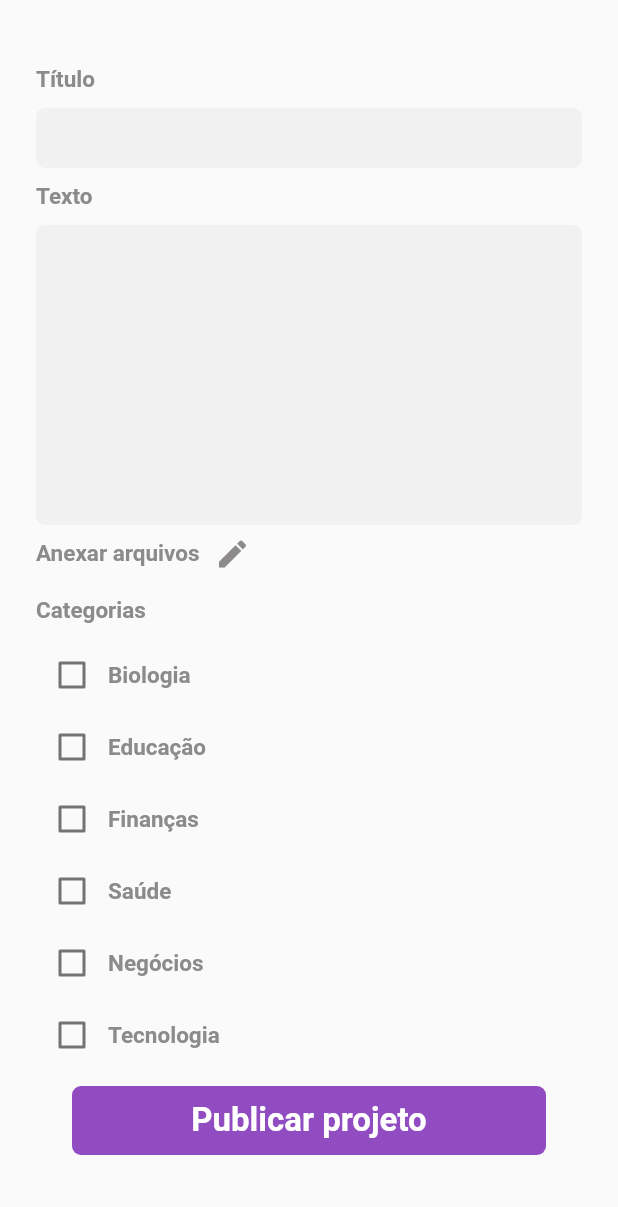
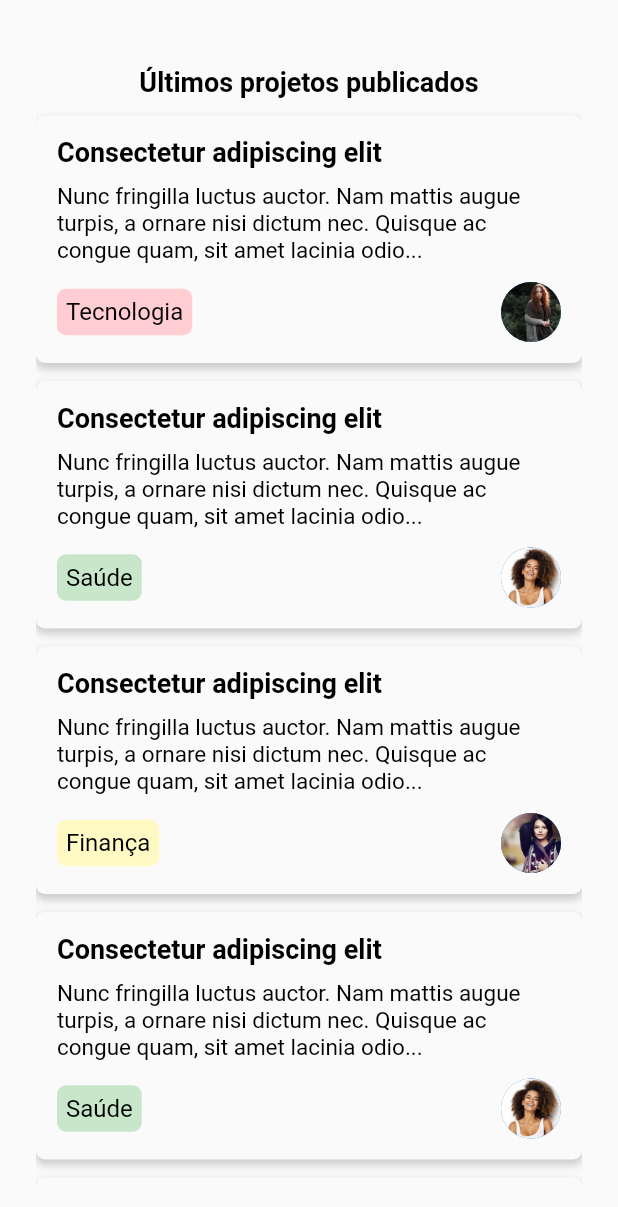
Before and after one commit to isadoraoliv/megahack_women, a Flutter app: the screen it shows after launch, on a phone screen of 412 x 824 dp. Shown: the top 1207 px of the screen. Run offline on Flutter 3.47's test engine with Material 2 defaults, Android fonts, the light colour scheme and no system bars; our stand-ins replace google_fonts.

Commit message:
add feature home

```diff
--- /dev/null
+++ b/lib/features/home/home.dart
@@ -0,0 +1,78 @@
+import 'package:flutter/material.dart';
+import 'package:google_fonts/google_fonts.dart';
+import 'package:megahack_women/features/shared/widgets/card_project.dart';
+
+class Home extends StatelessWidget {
+  @override
+  Widget build(BuildContext context) {
+    return Scaffold(
+      body: Container(
+        padding: EdgeInsets.all(24),
+        child: SingleChildScrollView(
+          child: Column(
+            children: [
+              SizedBox(height: 20),
+              Center(
+                child: Text(
+                  "Últimos projetos publicados",
+                  style: GoogleFonts.roboto(
+                    textStyle: TextStyle(
+                      color: Colors.black,
+                      fontSize: 18.0,
+                      fontWeight: FontWeight.bold,
+                    ),
+                  ),
+                ),
+              ),
+              SizedBox(height: 12),
+              CardProject(
+                title: "Consectetur adipiscing elit",
+                subtitle:
+                    "Nunc fringilla luctus auctor. Nam mattis augue turpis, a ornare nisi dictum nec. Quisque ac congue quam, sit amet lacinia odio...",
+                textTag: "Tecnologia",
+                image: "assets/images/woman2.png",
+                colorTag: Colors.red[100],
+              ),
+              SizedBox(height: 12),
+              CardProject(
+                title: "Consectetur adipiscing elit",
+                subtitle:
+                    "Nunc fringilla luctus auctor. Nam mattis augue turpis, a ornare nisi dictum nec. Quisque ac congue quam, sit amet lacinia odio...",
+                textTag: "Saúde",
+                image: "assets/images/woman1.png",
+                colorTag: Colors.green[100],
+              ),
+              SizedBox(height: 12),
+              CardProject(
+                title: "Consectetur adipiscing elit",
+                subtitle:
+                    "Nunc fringilla luctus auctor. Nam mattis augue turpis, a ornare nisi dictum nec. Quisque ac congue quam, sit amet lacinia odio...",
+                textTag: "Finança",
+                image: "assets/images/woman3.png",
+                colorTag: Colors.yellow[100],
+              ),
+              SizedBox(height: 12),
+              CardProject(
+                title: "Consectetur adipiscing elit",
+                subtitle:
+                    "Nunc fringilla luctus auctor. Nam mattis augue turpis, a ornare nisi dictum nec. Quisque ac congue quam, sit amet lacinia odio...",
+                textTag: "Saúde",
+                image: "assets/images/woman1.png",
+                colorTag: Colors.green[100],
+              ),
+              SizedBox(height: 12),
+              CardProject(
+                title: "Consectetur adipiscing elit",
+                subtitle:
+                    "Nunc fringilla luctus auctor. Nam mattis augue turpis, a ornare nisi dictum nec. Quisque ac congue quam, sit amet lacinia odio...",
+                textTag: "Negócios",
+                image: "assets/images/woman1.png",
+                colorTag: Colors.blue[100],
+              ),
+            ],
+          ),
+        ),
+      ),
+    );
+  }
+}
--- /dev/null
+++ b/lib/features/shared/widgets/card_project.dart
@@ -0,0 +1,77 @@
+import 'package:flutter/material.dart';
+import 'package:google_fonts/google_fonts.dart';
+import 'package:megahack_women/features/shared/widgets/tag.dart';
+import 'package:megahack_women/utils/app_colors.dart';
+
+class CardProject extends StatelessWidget {
+  final String title;
+  final String subtitle;
+  final String textTag;
+  final String image;
+  final Color colorTag;
+
+  const CardProject({
+    Key key,
+    @required this.title,
+    @required this.subtitle,
+    @required this.textTag,
+    @required this.image,
+    @required this.colorTag,
+  }) : super(key: key);
+
+  @override
+  Widget build(BuildContext context) {
+    return Container(
+      padding: EdgeInsets.all(14),
+      decoration: BoxDecoration(
+        borderRadius: BorderRadius.circular(6),
+        color: AppColors.backgroundCard,
+        boxShadow: [
+          BoxShadow(
+              color: Colors.grey.withOpacity(0.5),
+              spreadRadius: 0.5,
+              blurRadius: 4,
+              offset: Offset(0, 3))
+        ],
+      ),
+      child: Column(
+        crossAxisAlignment: CrossAxisAlignment.start,
+        children: [
+          Text(
+            title,
+            style: GoogleFonts.roboto(
+              textStyle: TextStyle(
+                color: Colors.black,
+                fontSize: 18.0,
+                fontWeight: FontWeight.bold,
+              ),
+            ),
+          ),
+          SizedBox(height: 10),
+          Text(
+            subtitle,
+            style: GoogleFonts.roboto(
+              textStyle: TextStyle(
+                color: Colors.black,
+                fontSize: 15.0,
+              ),
+            ),
+          ),
+          SizedBox(height: 12),
+          Row(
+            mainAxisAlignment: MainAxisAlignment.spaceBetween,
+            children: [
+              TagWidget(
+                backgroundColor: colorTag,
+                text: textTag,
+              ),
+              CircleAvatar(
+                backgroundImage: AssetImage(image),
+              ),
+            ],
+          ),
+        ],
+      ),
+    );
+  }
+}
--- a/lib/features/shared/widgets/tag.dart
+++ b/lib/features/shared/widgets/tag.dart
@@ -8,14 +8,15 @@ class TagWidget extends StatelessWidget {
 
   const TagWidget({
     Key key,
-    this.backgroundColor,
-    this.text,
+    @required this.backgroundColor,
+    @required this.text,
     this.icon,
   }) : super(key: key);
 
   @override
   Widget build(BuildContext context) {
     return Container(
+      padding: EdgeInsets.all(6),
       decoration: BoxDecoration(
         borderRadius: BorderRadius.circular(6),
         color: backgroundColor,
@@ -31,7 +32,7 @@ class TagWidget extends StatelessWidget {
               ),
             ),
           ),
-          icon != null ? Icon(icon) : null,
+          icon != null ? Icon(icon) : Container(),
         ],
       ),
     );
--- a/lib/main.dart
+++ b/lib/main.dart
@@ -1,7 +1,6 @@
 import 'package:flutter/material.dart';
+import 'package:megahack_women/features/home/home.dart';
 import 'package:megahack_women/features/login/login.dart';
-import 'package:megahack_women/features/plans/plans.dart';
-import 'package:megahack_women/features/publish/publish.dart';
 
 void main() {
   runApp(MyApp());
@@ -17,7 +16,7 @@ class MyApp extends StatelessWidget {
         primarySwatch: Colors.blue,
         visualDensity: VisualDensity.adaptivePlatformDensity,
       ),
-      home: Publish(),
+      home: Home(),
     );
   }
 }
--- a/lib/utils/app_colors.dart
+++ b/lib/utils/app_colors.dart
@@ -6,6 +6,7 @@ class AppColors {
   static const Color input = Color(0xFFA8A3A3);
   static const Color inputLight = Color(0xFFF1F1F1);
   static const Color greyMedium = Color(0xFF8C8A8A);
+  static const Color backgroundCard = Color(0xFFFAFAFA);
 
   static const Color registerGradientStart = secundary;
   static const Color registerGradientEnd = Colors.white;
```
Also changed, not shown: lib/features/shared/widgets/card.dart (deleted), lib/features/shared/widgets/card_profile.dart (added).
